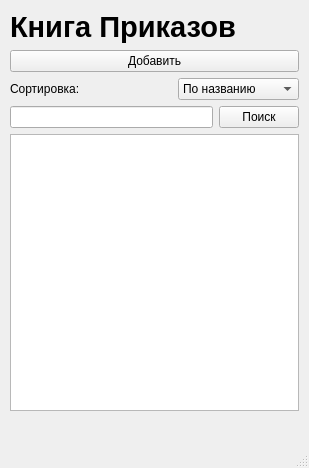
f1rsov08/BestProject, file ui-files/mainWidget.ui: the form before one commit.
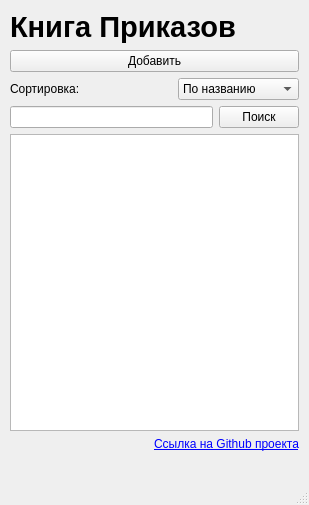
The form after the commit.

```diff
--- a/ui-files/mainWidget.ui
+++ b/ui-files/mainWidget.ui
@@ -7,7 +7,7 @@
     <x>0</x>
     <y>0</y>
     <width>309</width>
-    <height>468</height>
+    <height>505</height>
    </rect>
   </property>
   <property name="windowTitle">
@@ -20,7 +20,7 @@
       <x>10</x>
       <y>10</y>
       <width>289</width>
-      <height>401</height>
+      <height>441</height>
      </rect>
     </property>
     <layout class="QVBoxLayout" name="verticalLayout">
@@ -118,6 +118,27 @@
      <item>
       <widget class="QListWidget" name="listWidget"/>
      </item>
+     <item>
+      <layout class="QHBoxLayout" name="horizontalLayout_4">
+       <item>
+        <widget class="QLabel" name="githubIcon">
+         <property name="text">
+          <string/>
+         </property>
+         <property name="scaledContents">
+          <bool>true</bool>
+         </property>
+        </widget>
+       </item>
+       <item>
+        <widget class="QLabel" name="githubLabel">
+         <property name="text">
+          <string>&lt;html&gt;&lt;head/&gt;&lt;body&gt;&lt;p&gt;&lt;a href=&quot;https://github.com/f1rsov08/BestProject&quot;&gt;&lt;span style=&quot; text-decoration: underline; color:#0000ff;&quot;&gt;Ссылка на Github проекта&lt;/span&gt;&lt;/a&gt;&lt;/p&gt;&lt;/body&gt;&lt;/html&gt;</string>
+         </property>
+        </widget>
+       </item>
+      </layout>
+     </item>
     </layout>
    </widget>
   </widget>
```
